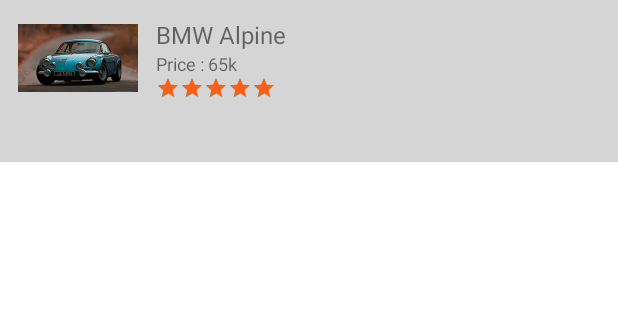
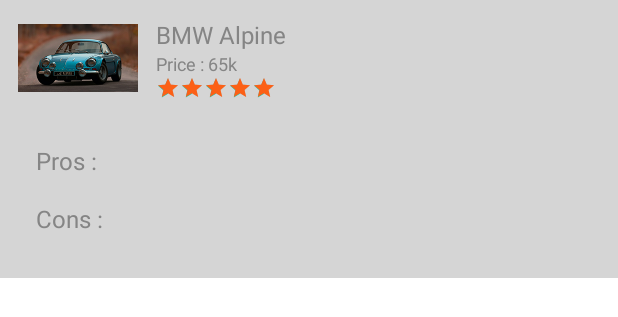
Before and after one commit to chattsaurabh/AndroidApps, an Android app: the layout row_car.xml on its own in the app's theme, with its tools: preview values and no code run, on a phone screen of 412 x 824 dp. Shown: the top 317 px of the screen. Run offline under Robolectric (Android 15) with nearby library versions, the phone set to English and light mode, and no system bars.

Commit message:
Guidomia - Added section 2 code.

```diff
--- a/Guidomia/app/src/main/java/ca/guidomia/MainActivity.kt
+++ b/Guidomia/app/src/main/java/ca/guidomia/MainActivity.kt
@@ -26,7 +26,7 @@
     private fun setupObservers() {
         viewmodel.guidomiaLiveData.observe(this, Observer {
             adapter.setData(it)
-            adapter.notifyItemMoved(0, it.size)
+            adapter.notifyItemRangeChanged(0, it.size)
         })
     }
 
--- a/Guidomia/app/src/main/java/ca/guidomia/adapters/DataHolder.kt
+++ b/Guidomia/app/src/main/java/ca/guidomia/adapters/DataHolder.kt
@@ -1,12 +1,15 @@
 package ca.guidomia.adapters
 
+import android.view.View.OnClickListener
 import androidx.annotation.DrawableRes
 
 interface IRecycleELement
 
 data class CarInfo(
     @DrawableRes val icon : Int? = null,
-    val guidomiaCarInfo: GuidomiaData? = null
+    val guidomiaCarInfo: GuidomiaData? = null,
+    val isExpanded: Boolean = false,
+    val clickListener: OnClickListener? = null
 ) : IRecycleELement
 
 data class Divider(
--- a/Guidomia/app/src/main/res/layout/row_car.xml
+++ b/Guidomia/app/src/main/res/layout/row_car.xml
@@ -18,6 +18,7 @@
         tools:src="@drawable/alpine_roadster" />
 
     <LinearLayout
+        android:id="@+id/car_data_container"
         android:layout_width="wrap_content"
         android:layout_height="wrap_content"
         android:layout_marginStart="@dimen/margin_12"
@@ -31,6 +32,7 @@
             android:layout_height="wrap_content"
             android:gravity="top"
             android:textSize="@dimen/size_16"
+            android:textColor="@color/dark_gray"
             tools:text="BMW Alpine" />
 
         <TextView
@@ -38,6 +40,7 @@
             android:layout_width="wrap_content"
             android:layout_height="wrap_content"
             android:textSize="@dimen/size_12"
+            android:textColor="@color/dark_gray"
             tools:text="Price : 65k" />
 
         <RatingBar
@@ -49,5 +52,44 @@
             tools:rating="5"/>
 
     </LinearLayout>
+    <TextView
+        android:id="@+id/pros_title"
+        android:layout_width="match_parent"
+        android:layout_height="wrap_content"
+        android:layout_marginStart="@dimen/margin_12"
+        android:textSize="@dimen/size_16"
+        android:textColor="@color/dark_gray"
+        android:text="@string/pros_prefix"
+        app:layout_constraintStart_toStartOf="parent"
+        app:layout_constraintTop_toBottomOf="@+id/car_image"/>
+
+    <TextView
+        android:id="@+id/pros_list"
+        android:layout_width="match_parent"
+        android:layout_height="wrap_content"
+        android:layout_marginStart="@dimen/margin_20"
+        android:textSize="@dimen/size_12"
+        app:layout_constraintStart_toStartOf="parent"
+        app:layout_constraintTop_toBottomOf="@+id/pros_title"/>
+
+    <TextView
+        android:id="@+id/cons_title"
+        android:layout_width="match_parent"
+        android:layout_height="wrap_content"
+        android:layout_marginStart="@dimen/margin_12"
+        android:textSize="@dimen/size_16"
+        android:textColor="@color/dark_gray"
+        android:text="@string/cons_prefix"
+        app:layout_constraintStart_toStartOf="parent"
+        app:layout_constraintTop_toBottomOf="@+id/pros_list"/>
+
+    <TextView
+        android:id="@+id/cons_list"
+        android:layout_width="match_parent"
+        android:layout_height="wrap_content"
+        android:layout_marginStart="@dimen/margin_20"
+        android:textSize="@dimen/size_12"
+        app:layout_constraintStart_toStartOf="parent"
+        app:layout_constraintTop_toBottomOf="@+id/cons_title"/>
 
 </androidx.constraintlayout.widget.ConstraintLayout>
--- a/Guidomia/app/src/main/res/values/colors.xml
+++ b/Guidomia/app/src/main/res/values/colors.xml
@@ -9,5 +9,6 @@
     <color name="white">#FFFFFFFF</color>
 
     <color name="light_gray">#D5D5D5</color>
+    <color name="dark_gray">#858585</color>
     <color name="orange_">#FC6016</color>
 </resources>
--- a/Guidomia/app/src/main/res/values/dimens.xml
+++ b/Guidomia/app/src/main/res/values/dimens.xml
@@ -3,6 +3,7 @@
 
     <dimen name="margin_4">4dp</dimen>
     <dimen name="margin_12">12dp</dimen>
+    <dimen name="margin_20">20dp</dimen>
 
     <dimen name="size_12">12sp</dimen>
     <dimen name="size_16">16sp</dimen>
--- a/Guidomia/app/src/main/res/values/strings.xml
+++ b/Guidomia/app/src/main/res/values/strings.xml
@@ -1,5 +1,7 @@
 <resources>
     <string name="app_name">GUIDOMIA</string>
 
-    <string name="price_prefix">Price: </string>
+    <string name="price_prefix">Price : </string>
+    <string name="pros_prefix">Pros : </string>
+    <string name="cons_prefix">Cons : </string>
 </resources>
```
Also changed, not shown: Guidomia/app/src/main/java/ca/guidomia/adapters/GuidomiaListAdapter.kt (+70 -0 lines), Guidomia/app/src/main/java/ca/guidomia/viewmodels/GuidomiaViewmodel.kt (+10 -4 lines).
